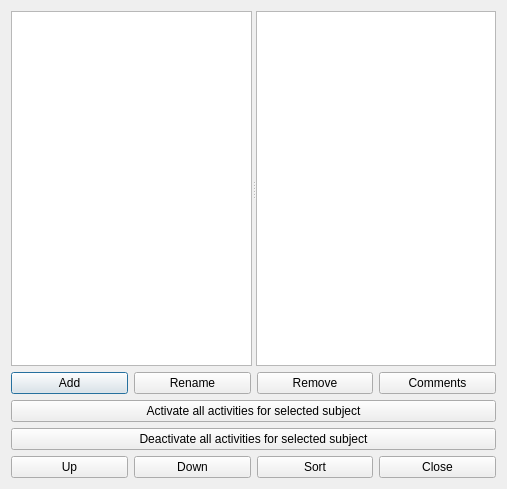
Old version of the form fet/src/interface/subjectsform_template.ui in the repository vonmecheln/fet.
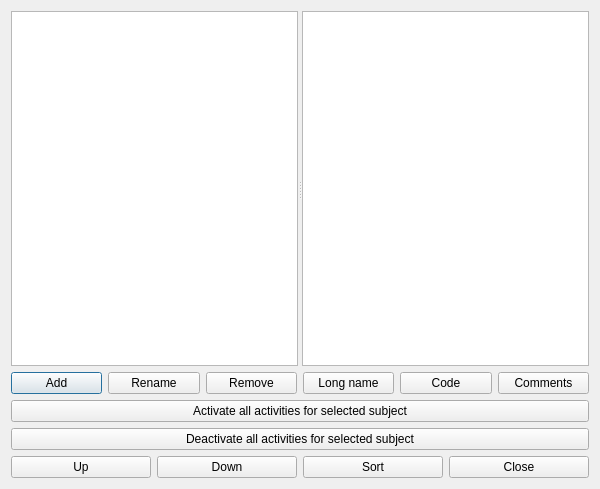
New version of the form.

Patch:
```diff
--- a/fet/src/interface/subjectsform_template.ui
+++ b/fet/src/interface/subjectsform_template.ui
@@ -6,7 +6,7 @@
    <rect>
     <x>0</x>
     <y>0</y>
-    <width>507</width>
+    <width>600</width>
     <height>489</height>
    </rect>
   </property>
@@ -52,6 +52,20 @@
        </property>
       </widget>
      </item>
+     <item>
+      <widget class="QPushButton" name="longNamePushButton">
+       <property name="text">
+        <string>Long name</string>
+       </property>
+      </widget>
+     </item>
+     <item>
+      <widget class="QPushButton" name="codePushButton">
+       <property name="text">
+        <string>Code</string>
+       </property>
+      </widget>
+     </item>
      <item>
       <widget class="QPushButton" name="commentsPushButton">
        <property name="text">
```
